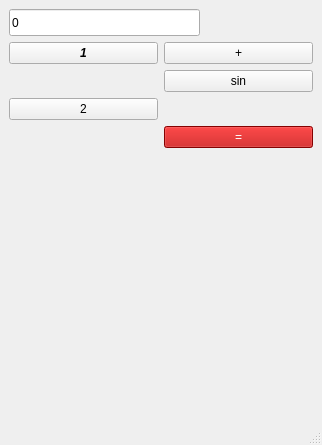
Qt form examples/Qt/Caculator_template/mainwindow.ui (VetrovSV/OOP) before a commit.
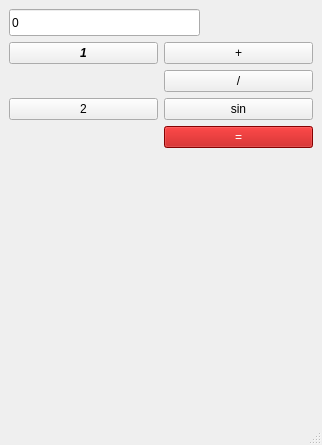
The same form after that commit.

Diff of the .ui file:
```diff
--- a/examples/Qt/Caculator_template/mainwindow.ui
+++ b/examples/Qt/Caculator_template/mainwindow.ui
@@ -20,8 +20,8 @@
    <string>Заготовка для Калькулятора</string>
   </property>
   <widget class="QWidget" name="centralwidget">
-   <layout class="QVBoxLayout" name="verticalLayout">
-    <item>
+   <layout class="QGridLayout" name="gridLayout">
+    <item row="0" column="0" colspan="2">
      <widget class="QLineEdit" name="lineEdit">
       <property name="minimumSize">
        <size>
@@ -43,9 +43,7 @@
       </property>
      </widget>
     </item>
-    <item>
-     <layout class="QGridLayout" name="gridLayout">
-      <item row="0" column="0">
+    <item row="1" column="0">
        <widget class="QPushButton" name="pushButton_num1">
         <property name="font">
          <font>
@@ -62,24 +60,21 @@
         </property>
        </widget>
       </item>
-      <item row="0" column="1">
+    <item row="1" column="1">
        <widget class="QPushButton" name="pushButton_plus">
         <property name="text">
          <string>+</string>
         </property>
        </widget>
       </item>
-      <item row="1" column="1">
-       <widget class="QPushButton" name="pushButton_sin">
-        <property name="toolTip">
-         <string>считает синус угла в радианах. не надо так делать!</string>
-        </property>
+    <item row="2" column="1">
+     <widget class="QPushButton" name="pushButton_div">
         <property name="text">
-         <string>sin</string>
+       <string>/</string>
         </property>
        </widget>
       </item>
-      <item row="2" column="0">
+    <item row="3" column="0">
        <widget class="QPushButton" name="pushButton_num2">
         <property name="text">
          <string>2</string>
@@ -87,6 +82,16 @@
        </widget>
       </item>
       <item row="3" column="1">
+     <widget class="QPushButton" name="pushButton_sin">
+      <property name="toolTip">
+       <string>считает синус угла в радианах. не надо так делать!</string>
+      </property>
+      <property name="text">
+       <string>sin</string>
+      </property>
+     </widget>
+    </item>
+    <item row="4" column="1">
        <widget class="QPushButton" name="pushButton_calc">
         <property name="styleSheet">
          <string notr="true">background-color: #ba0202;  /* цвет фона */
@@ -98,9 +103,7 @@
         </property>
        </widget>
       </item>
-     </layout>
-    </item>
-    <item>
+    <item row="5" column="0">
      <widget class="QLabel" name="label_test">
       <property name="text">
        <string/>
@@ -115,7 +118,7 @@
      <x>0</x>
      <y>0</y>
      <width>322</width>
-     <height>24</height>
+     <height>22</height>
     </rect>
    </property>
   </widget>
```
Lines whose indentation alone changed are shown as unchanged.
